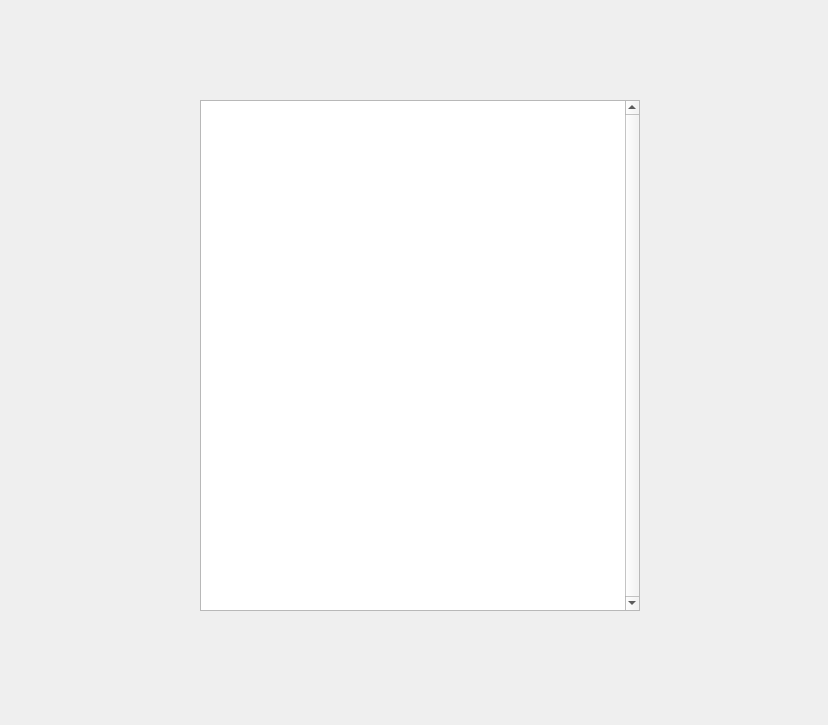
This is test.ui in AP-projects-4001/ls as Qt 5 draws it before an edit. The edited form follows.
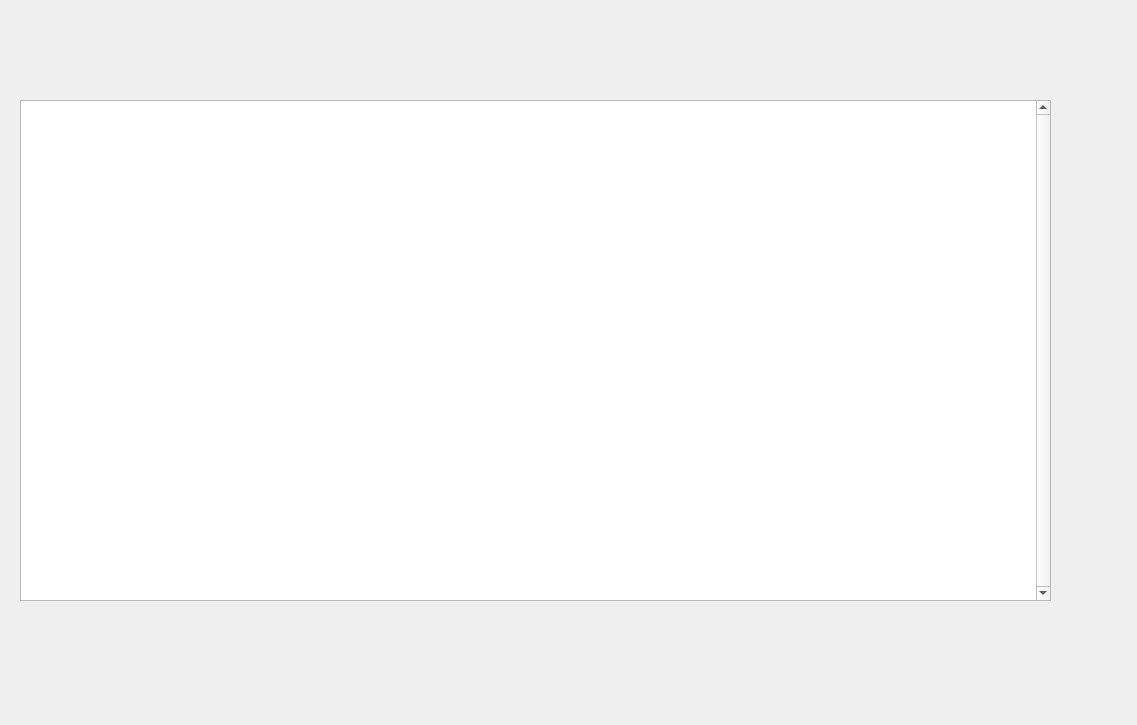
This is the edited form.

```diff
--- a/test.ui
+++ b/test.ui
@@ -6,7 +6,7 @@
    <rect>
     <x>0</x>
     <y>0</y>
-    <width>828</width>
+    <width>1137</width>
     <height>725</height>
    </rect>
   </property>
@@ -16,10 +16,10 @@
   <widget class="QListWidget" name="listWidget">
    <property name="geometry">
     <rect>
-     <x>200</x>
+     <x>20</x>
      <y>100</y>
-     <width>440</width>
-     <height>511</height>
+     <width>1031</width>
+     <height>501</height>
     </rect>
    </property>
    <property name="verticalScrollBarPolicy">
```
